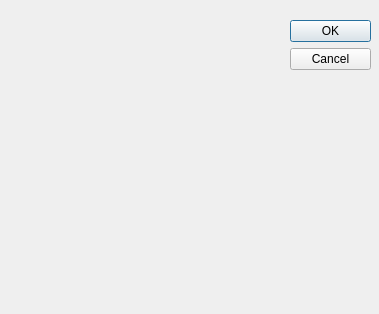
Qt form settingsshadowsfinddialog.ui (cotara/STMviewer) before a commit.
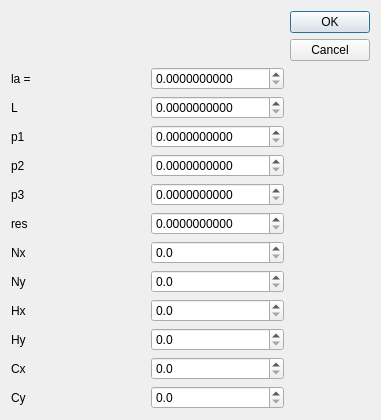
The same form after that commit.

```diff
--- a/settingsshadowsfinddialog.ui
+++ b/settingsshadowsfinddialog.ui
@@ -6,29 +6,256 @@
    <rect>
     <x>0</x>
     <y>0</y>
-    <width>379</width>
-    <height>314</height>
+    <width>381</width>
+    <height>382</height>
    </rect>
   </property>
   <property name="windowTitle">
    <string>Dialog</string>
   </property>
-  <widget class="QDialogButtonBox" name="buttonBox">
-   <property name="geometry">
-    <rect>
-     <x>290</x>
-     <y>20</y>
-     <width>81</width>
-     <height>241</height>
-    </rect>
-   </property>
-   <property name="orientation">
-    <enum>Qt::Vertical</enum>
-   </property>
-   <property name="standardButtons">
-    <set>QDialogButtonBox::Cancel|QDialogButtonBox::Ok</set>
-   </property>
-  </widget>
+  <layout class="QGridLayout" name="gridLayout">
+   <item row="6" column="0">
+    <widget class="QLabel" name="label_6">
+     <property name="text">
+      <string>res</string>
+     </property>
+    </widget>
+   </item>
+   <item row="9" column="0">
+    <widget class="QLabel" name="label_9">
+     <property name="text">
+      <string>Hx</string>
+     </property>
+    </widget>
+   </item>
+   <item row="2" column="1">
+    <widget class="QDoubleSpinBox" name="LSpinBox">
+     <property name="decimals">
+      <number>10</number>
+     </property>
+     <property name="maximum">
+      <double>10.000000000000000</double>
+     </property>
+     <property name="singleStep">
+      <double>0.000001000000000</double>
+     </property>
+     <property name="value">
+      <double>0.000000000000000</double>
+     </property>
+    </widget>
+   </item>
+   <item row="4" column="1">
+    <widget class="QDoubleSpinBox" name="p2SpinBox">
+     <property name="decimals">
+      <number>10</number>
+     </property>
+     <property name="maximum">
+      <double>1.000000000000000</double>
+     </property>
+     <property name="singleStep">
+      <double>0.000001000000000</double>
+     </property>
+    </widget>
+   </item>
+   <item row="7" column="0">
+    <widget class="QLabel" name="label_7">
+     <property name="text">
+      <string>Nx</string>
+     </property>
+    </widget>
+   </item>
+   <item row="3" column="0">
+    <widget class="QLabel" name="label_3">
+     <property name="text">
+      <string>p1</string>
+     </property>
+    </widget>
+   </item>
+   <item row="5" column="1">
+    <widget class="QDoubleSpinBox" name="p3SpinBox">
+     <property name="decimals">
+      <number>10</number>
+     </property>
+     <property name="maximum">
+      <double>1.000000000000000</double>
+     </property>
+     <property name="singleStep">
+      <double>0.000001000000000</double>
+     </property>
+    </widget>
+   </item>
+   <item row="0" column="2">
+    <widget class="QDialogButtonBox" name="buttonBox">
+     <property name="orientation">
+      <enum>Qt::Vertical</enum>
+     </property>
+     <property name="standardButtons">
+      <set>QDialogButtonBox::Cancel|QDialogButtonBox::Ok</set>
+     </property>
+    </widget>
+   </item>
+   <item row="4" column="0">
+    <widget class="QLabel" name="label_4">
+     <property name="text">
+      <string>p2</string>
+     </property>
+    </widget>
+   </item>
+   <item row="6" column="1">
+    <widget class="QDoubleSpinBox" name="resSpinBox">
+     <property name="decimals">
+      <number>10</number>
+     </property>
+     <property name="maximum">
+      <double>1.000000000000000</double>
+     </property>
+     <property name="singleStep">
+      <double>0.000001000000000</double>
+     </property>
+    </widget>
+   </item>
+   <item row="1" column="0">
+    <widget class="QLabel" name="label">
+     <property name="text">
+      <string>la = </string>
+     </property>
+    </widget>
+   </item>
+   <item row="8" column="1">
+    <widget class="QDoubleSpinBox" name="NySpinBox">
+     <property name="decimals">
+      <number>1</number>
+     </property>
+     <property name="maximum">
+      <double>10000.000000000000000</double>
+     </property>
+    </widget>
+   </item>
+   <item row="8" column="0">
+    <widget class="QLabel" name="label_8">
+     <property name="text">
+      <string>Ny</string>
+     </property>
+    </widget>
+   </item>
+   <item row="10" column="0">
+    <widget class="QLabel" name="label_10">
+     <property name="text">
+      <string>Hy</string>
+     </property>
+    </widget>
+   </item>
+   <item row="2" column="0">
+    <widget class="QLabel" name="label_2">
+     <property name="text">
+      <string>L</string>
+     </property>
+    </widget>
+   </item>
+   <item row="11" column="0">
+    <widget class="QLabel" name="label_11">
+     <property name="text">
+      <string>Cx</string>
+     </property>
+    </widget>
+   </item>
+   <item row="7" column="1">
+    <widget class="QDoubleSpinBox" name="NxSpinBox">
+     <property name="decimals">
+      <number>1</number>
+     </property>
+     <property name="maximum">
+      <double>10000.000000000000000</double>
+     </property>
+    </widget>
+   </item>
+   <item row="3" column="1">
+    <widget class="QDoubleSpinBox" name="p1SpinBox">
+     <property name="decimals">
+      <number>10</number>
+     </property>
+     <property name="maximum">
+      <double>10.000000000000000</double>
+     </property>
+     <property name="singleStep">
+      <double>0.000001000000000</double>
+     </property>
+    </widget>
+   </item>
+   <item row="5" column="0">
+    <widget class="QLabel" name="label_5">
+     <property name="text">
+      <string>p3</string>
+     </property>
+    </widget>
+   </item>
+   <item row="9" column="1">
+    <widget class="QDoubleSpinBox" name="HxSpinBox">
+     <property name="decimals">
+      <number>1</number>
+     </property>
+     <property name="maximum">
+      <double>1000.000000000000000</double>
+     </property>
+    </widget>
+   </item>
+   <item row="12" column="0">
+    <widget class="QLabel" name="label_12">
+     <property name="text">
+      <string>Cy</string>
+     </property>
+    </widget>
+   </item>
+   <item row="10" column="1">
+    <widget class="QDoubleSpinBox" name="HySpinBox">
+     <property name="decimals">
+      <number>1</number>
+     </property>
+     <property name="maximum">
+      <double>1000.000000000000000</double>
+     </property>
+    </widget>
+   </item>
+   <item row="11" column="1">
+    <widget class="QDoubleSpinBox" name="CxSpinBox">
+     <property name="decimals">
+      <number>1</number>
+     </property>
+     <property name="maximum">
+      <double>1000.000000000000000</double>
+     </property>
+    </widget>
+   </item>
+   <item row="12" column="1">
+    <widget class="QDoubleSpinBox" name="CySpinBox">
+     <property name="decimals">
+      <number>1</number>
+     </property>
+     <property name="maximum">
+      <double>1000.000000000000000</double>
+     </property>
+    </widget>
+   </item>
+   <item row="1" column="1">
+    <widget class="QDoubleSpinBox" name="laSpinBox">
+     <property name="decimals">
+      <number>10</number>
+     </property>
+     <property name="maximum">
+      <double>1.000000000000000</double>
+     </property>
+     <property name="singleStep">
+      <double>0.000001000000000</double>
+     </property>
+     <property name="stepType">
+      <enum>QAbstractSpinBox::DefaultStepType</enum>
+     </property>
+     <property name="value">
+      <double>0.000000000000000</double>
+     </property>
+    </widget>
+   </item>
+  </layout>
  </widget>
  <resources/>
  <connections>
```
